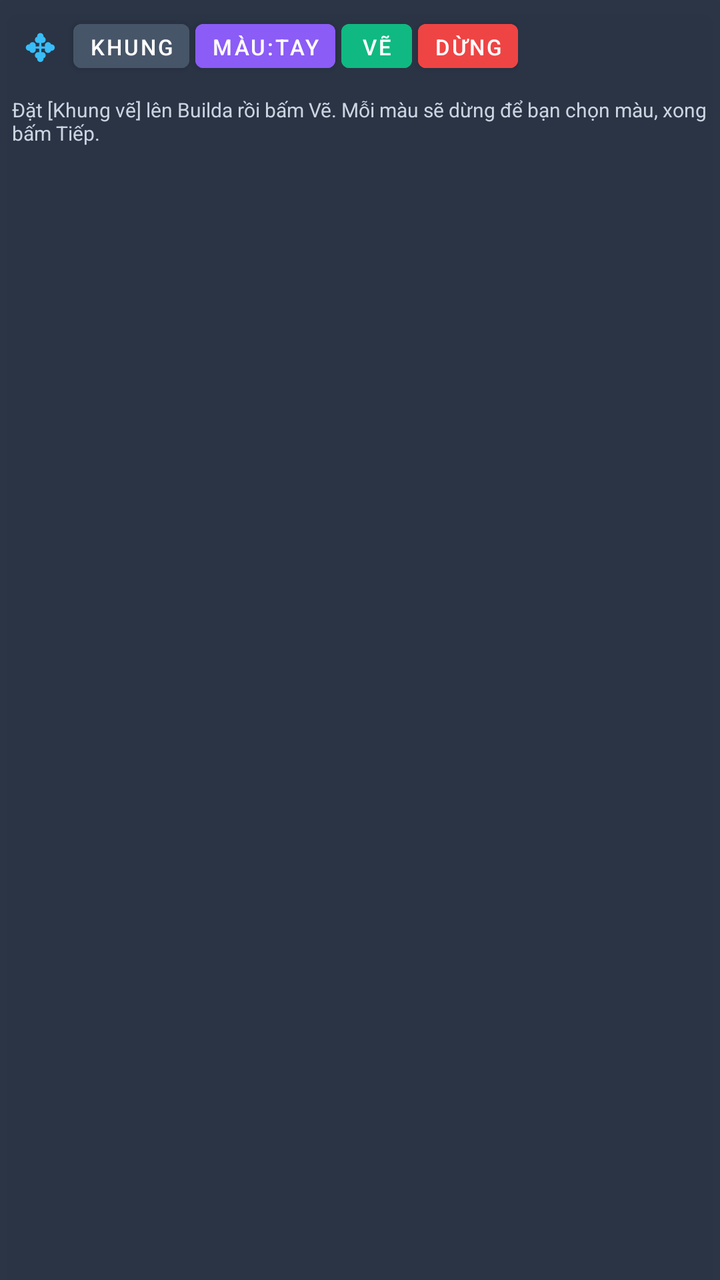
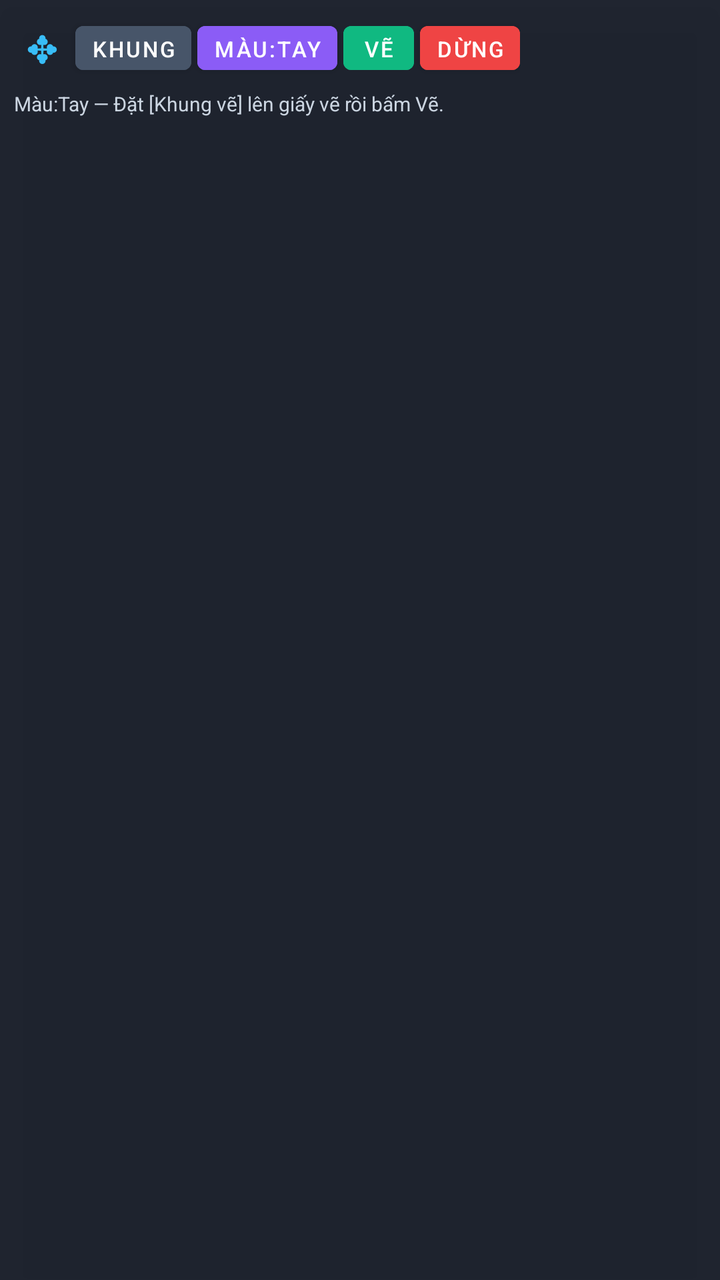

The first picture is an Android layout as it rendered before a commit; the second is the same layout after the commit. The layout source and the unified diff follow.
<!-- AndroidManifest.xml: application theme AppTheme -->
<!-- res/layout/overlay_panel.xml -->
<?xml version="1.0" encoding="utf-8"?>
<LinearLayout xmlns:android="http://schemas.android.com/apk/res/android"
    android:layout_width="wrap_content"
    android:layout_height="wrap_content"
    android:background="#EE1E293B"
    android:elevation="10dp"
    android:orientation="vertical"
    android:padding="6dp">
    <LinearLayout
        android:layout_width="wrap_content"
        android:layout_height="wrap_content"
        android:gravity="center_vertical"
        android:orientation="horizontal">
        <TextView
            android:id="@+id/btnDragHandle"
            android:layout_width="wrap_content"
            android:layout_height="34dp"
            android:gravity="center"
            android:paddingHorizontal="6dp"
            android:text="✥"
            android:textColor="#38BDF8"
            android:textSize="18sp"
            android:textStyle="bold" />
        <Button
            android:id="@+id/btnToggleMarkers"
            android:layout_width="wrap_content"
            android:layout_height="34dp"
            android:layout_marginStart="3dp"
            android:backgroundTint="#475569"
            android:minWidth="0dp"
            android:paddingHorizontal="8dp"
            android:text="Khung"
            android:textColor="#FFFFFF"
            android:textSize="11sp" />
        <Button
            android:id="@+id/btnColorModeSwitch"
            android:layout_width="wrap_content"
            android:layout_height="34dp"
            android:layout_marginStart="3dp"
            android:backgroundTint="#8B5CF6"
            android:minWidth="0dp"
            android:paddingHorizontal="8dp"
            android:text="Màu:Tay"
            android:textColor="#FFFFFF"
            android:textSize="11sp" />
        <Button
            android:id="@+id/btnStartDraw"
            android:layout_width="wrap_content"
            android:layout_height="34dp"
            android:layout_marginStart="3dp"
            android:backgroundTint="#10B981"
            android:minWidth="0dp"
            android:paddingHorizontal="10dp"
            android:text="Vẽ"
            android:textColor="#FFFFFF"
            android:textSize="11sp" />
        <Button
            android:id="@+id/btnStopDraw"
            android:layout_width="wrap_content"
            android:layout_height="34dp"
            android:layout_marginStart="3dp"
            android:backgroundTint="#EF4444"
            android:minWidth="0dp"
            android:paddingHorizontal="8dp"
            android:text="Dừng"
            android:textColor="#FFFFFF"
            android:textSize="11sp" />
    </LinearLayout>
    <LinearLayout
        android:layout_width="wrap_content"
        android:layout_height="wrap_content"
        android:layout_marginTop="4dp"
        android:gravity="center_vertical"
        android:orientation="horizontal">
        <View
            android:id="@+id/viewColorPreview"
            android:layout_width="34dp"
            android:layout_height="34dp"
            android:visibility="gone" />
        <Button
            android:id="@+id/btnContinueDraw"
            android:layout_width="wrap_content"
            android:layout_height="34dp"
            android:layout_marginStart="6dp"
            android:backgroundTint="#2563EB"
            android:minWidth="0dp"
            android:paddingHorizontal="14dp"
            android:text="Đã chọn màu - Tiếp"
            android:textColor="#FFFFFF"
            android:textSize="11sp"
            android:visibility="gone" />
    </LinearLayout>
    <TextView
        android:id="@+id/txtOverlayStatus"
        android:layout_width="match_parent"
        android:layout_height="wrap_content"
        android:layout_marginTop="4dp"
        android:maxWidth="300dp"
        android:text="Đặt [Khung vẽ] lên Builda rồi bấm Vẽ. Mỗi màu sẽ dừng để bạn chọn màu, xong bấm Tiếp."
        android:textColor="#CBD5E1"
        android:textSize="10sp" />
</LinearLayout>
<!-- resources referenced by this layout -->
<resources>
  <style name="AppTheme" parent="Theme.MaterialComponents.DayNight.NoActionBar">
          <item name="colorPrimary">@color/colorPrimary</item>
          <item name="colorPrimaryDark">@color/colorPrimaryDark</item>
          <item name="colorAccent">@color/colorAccent</item>
          <item name="android:statusBarColor">@color/bgDark</item>
      </style>
  <color name="colorPrimary">#2563EB</color>
  <color name="colorPrimaryDark">#1D4ED8</color>
  <color name="colorAccent">#10B981</color>
  <color name="bgDark">#0F172A</color>
</resources>

<!-- the commit's change to res/layout/overlay_panel.xml (unified diff, before → after) -->
@@ -1,102 +1,18 @@
-<?xml version="1.0" encoding="utf-8"?>
-<LinearLayout xmlns:android="http://schemas.android.com/apk/res/android"
-    android:layout_width="wrap_content"
-    android:layout_height="wrap_content"
-    android:background="#EE1E293B"
-    android:elevation="10dp"
-    android:orientation="vertical"
-    android:padding="6dp">
-    <LinearLayout
-        android:layout_width="wrap_content"
-        android:layout_height="wrap_content"
-        android:gravity="center_vertical"
-        android:orientation="horizontal">
-        <TextView
-            android:id="@+id/btnDragHandle"
-            android:layout_width="wrap_content"
-            android:layout_height="34dp"
-            android:gravity="center"
-            android:paddingHorizontal="6dp"
-            android:text="✥"
-            android:textColor="#38BDF8"
-            android:textSize="18sp"
-            android:textStyle="bold" />
-        <Button
-            android:id="@+id/btnToggleMarkers"
-            android:layout_width="wrap_content"
-            android:layout_height="34dp"
-            android:layout_marginStart="3dp"
-            android:backgroundTint="#475569"
-            android:minWidth="0dp"
-            android:paddingHorizontal="8dp"
-            android:text="Khung"
-            android:textColor="#FFFFFF"
-            android:textSize="11sp" />
-        <Button
-            android:id="@+id/btnColorModeSwitch"
-            android:layout_width="wrap_content"
-            android:layout_height="34dp"
-            android:layout_marginStart="3dp"
-            android:backgroundTint="#8B5CF6"
-            android:minWidth="0dp"
-            android:paddingHorizontal="8dp"
-            android:text="Màu:Tay"
-            android:textColor="#FFFFFF"
-            android:textSize="11sp" />
-        <Button
-            android:id="@+id/btnStartDraw"
-            android:layout_width="wrap_content"
-            android:layout_height="34dp"
-            android:layout_marginStart="3dp"
-            android:backgroundTint="#10B981"
-            android:minWidth="0dp"
-            android:paddingHorizontal="10dp"
-            android:text="Vẽ"
-            android:textColor="#FFFFFF"
-            android:textSize="11sp" />
-        <Button
-            android:id="@+id/btnStopDraw"
-            android:layout_width="wrap_content"
-            android:layout_height="34dp"
-            android:layout_marginStart="3dp"
-            android:backgroundTint="#EF4444"
-            android:minWidth="0dp"
-            android:paddingHorizontal="8dp"
-            android:text="Dừng"
-            android:textColor="#FFFFFF"
-            android:textSize="11sp" />
-    </LinearLayout>
-    <LinearLayout
-        android:layout_width="wrap_content"
-        android:layout_height="wrap_content"
-        android:layout_marginTop="4dp"
-        android:gravity="center_vertical"
-        android:orientation="horizontal">
-        <View
-            android:id="@+id/viewColorPreview"
-            android:layout_width="34dp"
-            android:layout_height="34dp"
-            android:visibility="gone" />
-        <Button
-            android:id="@+id/btnContinueDraw"
-            android:layout_width="wrap_content"
-            android:layout_height="34dp"
-            android:layout_marginStart="6dp"
-            android:backgroundTint="#2563EB"
-            android:minWidth="0dp"
-            android:paddingHorizontal="14dp"
-            android:text="Đã chọn màu - Tiếp"
-            android:textColor="#FFFFFF"
-            android:textSize="11sp"
-            android:visibility="gone" />
-    </LinearLayout>
-    <TextView
-        android:id="@+id/txtOverlayStatus"
-        android:layout_width="match_parent"
-        android:layout_height="wrap_content"
-        android:layout_marginTop="4dp"
-        android:maxWidth="300dp"
-        android:text="Đặt [Khung vẽ] lên Builda rồi bấm Vẽ. Mỗi màu sẽ dừng để bạn chọn màu, xong bấm Tiếp."
-        android:textColor="#CBD5E1"
-        android:textSize="10sp" />
+<LinearLayout xmlns:android="http://schemas.android.com/apk/res/android" android:layout_width="wrap_content" android:layout_height="wrap_content" android:background="#F2161B26" android:elevation="12dp" android:orientation="vertical" android:padding="7dp">
+
+<LinearLayout android:layout_width="wrap_content" android:layout_height="wrap_content" android:gravity="center_vertical" android:orientation="horizontal">
+<TextView android:id="@+id/btnDragHandle" android:layout_width="wrap_content" android:layout_height="34dp" android:gravity="center" android:paddingHorizontal="6dp" android:text="✥" android:textColor="#38BDF8" android:textSize="18sp" android:textStyle="bold"/>
+<Button android:id="@+id/btnToggleMarkers" android:layout_width="wrap_content" android:layout_height="34dp" android:layout_marginStart="3dp" android:backgroundTint="#475569" android:minWidth="0dp" android:paddingHorizontal="8dp" android:text="Khung" android:textColor="#FFFFFF" android:textSize="11sp"/>
+<Button android:id="@+id/btnColorModeSwitch" android:layout_width="wrap_content" android:layout_height="34dp" android:layout_marginStart="3dp" android:backgroundTint="#8B5CF6" android:minWidth="0dp" android:paddingHorizontal="8dp" android:text="Màu:Tay" android:textColor="#FFFFFF" android:textSize="11sp"/>
+<Button android:id="@+id/btnStartDraw" android:layout_width="wrap_content" android:layout_height="34dp" android:layout_marginStart="3dp" android:backgroundTint="#10B981" android:minWidth="0dp" android:paddingHorizontal="10dp" android:text="Vẽ" android:textColor="#FFFFFF" android:textSize="11sp"/>
+<Button android:id="@+id/btnStopDraw" android:layout_width="wrap_content" android:layout_height="34dp" android:layout_marginStart="3dp" android:backgroundTint="#EF4444" android:minWidth="0dp" android:paddingHorizontal="8dp" android:text="Dừng" android:textColor="#FFFFFF" android:textSize="11sp"/>
 </LinearLayout>
+
+<LinearLayout android:id="@+id/layoutManualPickBar" android:layout_width="wrap_content" android:layout_height="wrap_content" android:layout_marginTop="5dp" android:background="#232A3B" android:gravity="center_vertical" android:orientation="horizontal" android:padding="5dp" android:visibility="gone">
+<View android:id="@+id/viewColorPreview" android:layout_width="34dp" android:layout_height="34dp" android:background="#FFFFFF"/>
+<TextView android:id="@+id/txtPickColorCode" android:layout_width="wrap_content" android:layout_height="wrap_content" android:layout_marginStart="6dp" android:text="#FFFFFF H0 S0 V100" android:textColor="#F8FAFC" android:textSize="10sp" android:textStyle="bold"/>
+<Button android:id="@+id/btnSkipColor" android:layout_width="wrap_content" android:layout_height="34dp" android:layout_marginStart="6dp" android:backgroundTint="#64748B" android:minWidth="0dp" android:paddingHorizontal="8dp" android:text="Bỏ qua" android:textColor="#FFFFFF" android:textSize="11sp"/>
+<Button android:id="@+id/btnContinueDraw" android:layout_width="wrap_content" android:layout_height="34dp" android:layout_marginStart="4dp" android:backgroundTint="#2563EB" android:minWidth="0dp" android:paddingHorizontal="10dp" android:text="Vẽ tiếp ▶" android:textColor="#FFFFFF" android:textSize="11sp"/>
+</LinearLayout>
+<TextView android:id="@+id/txtOverlayStatus" android:layout_width="match_parent" android:layout_height="wrap_content" android:layout_marginTop="4dp" android:maxWidth="310dp" android:text="Màu:Tay — Đặt [Khung vẽ] lên giấy vẽ rồi bấm Vẽ." android:textColor="#CBD5E1" android:textSize="10sp"/>
+</LinearLayout>
